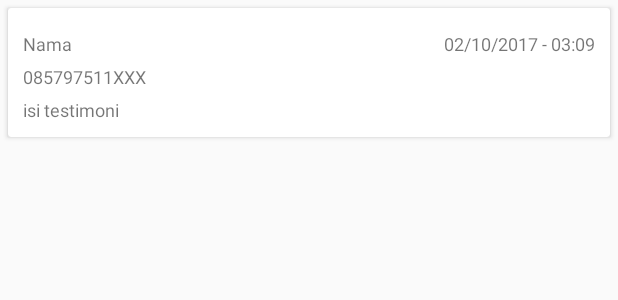
After one commit to faozi07/hpulsa, an Android app: the layout item_list_testimoni.xml on its own in the app's theme, with its tools: preview values and no code run, on a phone screen of 412 x 824 dp. The commit adds this screen. Shown: the top 300 px of the screen. Run offline under Robolectric (Android 15) with nearby library versions, the phone set to English and light mode, and no system bars.

Commit message:
fix testimoni

```diff
--- /dev/null
+++ b/app/src/main/res/layout/item_list_testimoni.xml
@@ -0,0 +1,79 @@
+<?xml version="1.0" encoding="utf-8"?>
+<android.support.v7.widget.CardView xmlns:android="http://schemas.android.com/apk/res/android"
+    android:id="@+id/cardView"
+    android:layout_width="match_parent"
+    android:layout_height="wrap_content"
+    android:layout_margin="5dp"
+    android:background="#ececec"
+    android:orientation="vertical">
+
+    <LinearLayout
+        android:id="@+id/layItemListView"
+        android:layout_width="match_parent"
+        android:layout_height="wrap_content"
+        android:layout_margin="10dp"
+        android:background="#fff"
+        android:orientation="vertical">
+
+        <RelativeLayout
+            android:layout_width="match_parent"
+            android:layout_height="wrap_content"
+            android:layout_marginTop="5dp">
+
+            <LinearLayout
+                android:layout_width="wrap_content"
+                android:layout_height="wrap_content"
+                android:orientation="horizontal">
+
+                <ImageView
+                    android:layout_width="wrap_content"
+                    android:layout_height="wrap_content"
+                    android:src="@drawable/ic_avatar"
+                    android:visibility="gone"/>
+                <TextView
+                    android:id="@+id/tNamaTes"
+                    android:layout_width="wrap_content"
+                    android:layout_height="wrap_content"
+                    android:text="Nama"
+                    android:textSize="12dp" />
+            </LinearLayout>
+
+            <TextView
+                android:id="@+id/tTglTest"
+                android:layout_width="wrap_content"
+                android:layout_height="wrap_content"
+                android:layout_alignParentRight="true"
+                android:text="02/10/2017 - 03:09"
+                android:textSize="12dp" />
+        </RelativeLayout>
+
+        <RelativeLayout
+            android:layout_width="match_parent"
+            android:layout_height="wrap_content"
+            android:layout_marginTop="5dp"
+            android:orientation="horizontal">
+
+            <TextView
+                android:id="@+id/tNoHpTes"
+                android:layout_width="wrap_content"
+                android:layout_height="wrap_content"
+                android:text="085797511XXX"
+                android:textSize="12dp" />
+        </RelativeLayout>
+
+        <RelativeLayout
+            android:layout_width="match_parent"
+            android:layout_height="wrap_content"
+            android:layout_marginTop="5dp"
+            android:orientation="horizontal">
+
+            <TextView
+                android:id="@+id/tIsiTes"
+                android:layout_width="wrap_content"
+                android:layout_height="wrap_content"
+                android:text="isi testimoni"
+                android:textSize="12dp" />
+        </RelativeLayout>
+    </LinearLayout>
+
+</android.support.v7.widget.CardView>
```
Also changed, not shown: app/src/main/java/android/hpulsa/com/hpulsanew/API/hPulsaAPI.java (+13 -0 lines), app/src/main/java/android/hpulsa/com/hpulsanew/activity/navigasi/RiwayatTransaksi.java (+9 -5 lines), app/src/main/java/android/hpulsa/com/hpulsanew/activity/navigasi/Testimoni.java (+271 -0 lines), app/src/main/java/android/hpulsa/com/hpulsanew/adapter/TestimoniAdapter.java (added, +136 -0 lines), app/src/main/java/android/hpulsa/com/hpulsanew/model/modTestimoniAll.java (added, +81 -0 lines), app/src/main/res/layout/buat_testimoni.xml (+54 -14 lines), app/src/main/res/layout/riwayat_transaksi.xml (+21 -12 lines), app/src/main/res/layout/testimoni.xml (+18 -11 lines).
